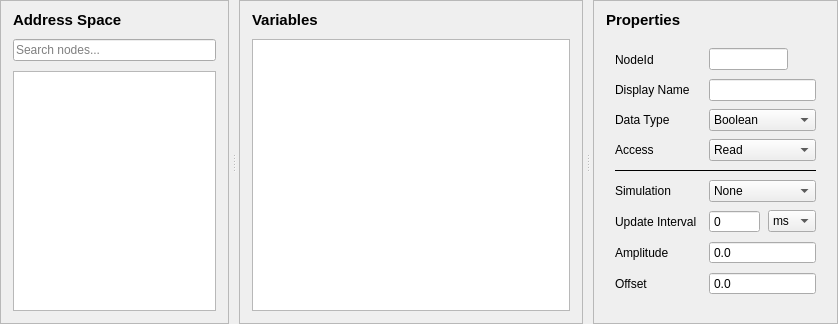
Old version of the form src/ui/pages/objectspage.ui in the repository sanny32/OpenUaSim.
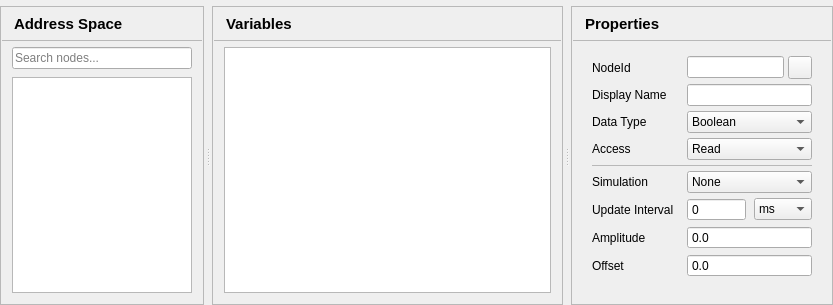
New version of the form.

The edit to the form file:
```diff
--- a/src/ui/pages/objectspage.ui
+++ b/src/ui/pages/objectspage.ui
@@ -10,7 +10,7 @@
     <number>0</number>
    </property>
    <property name="topMargin">
-    <number>0</number>
+    <number>6</number>
    </property>
    <property name="rightMargin">
     <number>0</number>
@@ -27,33 +27,50 @@
       <bool>false</bool>
      </property>
      <property name="handleWidth">
-      <number>10</number>
+      <number>8</number>
      </property>
      <widget class="QFrame" name="addressSpacePanel">
       <property name="frameShape">
        <enum>QFrame::StyledPanel</enum>
       </property>
+      <property name="panel" stdset="0">
+       <bool>true</bool>
+      </property>
       <property name="sizePolicy">
        <sizepolicy hsizetype="Preferred" vsizetype="Preferred">
-        <horstretch>2</horstretch>
+        <horstretch>44</horstretch>
         <verstretch>0</verstretch>
        </sizepolicy>
       </property>
       <layout class="QVBoxLayout" name="addressSpacePanelLayout">
        <property name="spacing">
-        <number>10</number>
+        <number>0</number>
        </property>
        <property name="leftMargin">
+        <number>1</number>
+       </property>
+       <property name="topMargin">
+        <number>1</number>
+       </property>
+       <property name="rightMargin">
+        <number>1</number>
+       </property>
+       <property name="bottomMargin">
+        <number>1</number>
+       </property>
+       <item>
+        <layout class="QHBoxLayout" name="addressSpacePanelHeaderLayout">
+         <property name="leftMargin">
         <number>12</number>
        </property>
        <property name="topMargin">
-        <number>10</number>
+          <number>5</number>
        </property>
        <property name="rightMargin">
         <number>12</number>
        </property>
        <property name="bottomMargin">
-        <number>12</number>
+          <number>5</number>
        </property>
        <item>
         <widget class="QLabel" name="addressSpaceTitle">
@@ -66,8 +83,56 @@
          <property name="text">
           <string>Address Space</string>
          </property>
-        </widget>
-       </item>
+           <property name="minimumSize">
+            <size>
+             <width>0</width>
+             <height>22</height>
+            </size>
+           </property>
+          </widget>
+         </item>
+        </layout>
+       </item>
+       <item>
+        <widget class="QFrame" name="addressSpacePanelSeparator">
+         <property name="frameShape">
+          <enum>QFrame::StyledPanel</enum>
+         </property>
+         <property name="minimumSize">
+          <size>
+           <width>0</width>
+           <height>1</height>
+          </size>
+         </property>
+         <property name="maximumSize">
+          <size>
+           <width>16777215</width>
+           <height>1</height>
+          </size>
+         </property>
+         <property name="separator" stdset="0">
+          <bool>true</bool>
+         </property>
+        </widget>
+       </item>
+       <item>
+        <widget class="QWidget" name="addressSpacePanelBody">
+         <layout class="QVBoxLayout" name="addressSpacePanelBodyLayout">
+          <property name="spacing">
+           <number>8</number>
+          </property>
+          <property name="leftMargin">
+           <number>10</number>
+          </property>
+          <property name="topMargin">
+           <number>6</number>
+          </property>
+          <property name="rightMargin">
+           <number>10</number>
+          </property>
+          <property name="bottomMargin">
+           <number>10</number>
+          </property>
        <item>
         <widget class="QLineEdit" name="searchEdit">
          <property name="placeholderText">
@@ -96,31 +161,51 @@
        </item>
       </layout>
      </widget>
+       </item>
+      </layout>
+     </widget>
      <widget class="QFrame" name="variablesPanel">
       <property name="frameShape">
        <enum>QFrame::StyledPanel</enum>
       </property>
+      <property name="panel" stdset="0">
+       <bool>true</bool>
+      </property>
       <property name="sizePolicy">
        <sizepolicy hsizetype="Preferred" vsizetype="Preferred">
-        <horstretch>3</horstretch>
+        <horstretch>76</horstretch>
         <verstretch>0</verstretch>
        </sizepolicy>
       </property>
       <layout class="QVBoxLayout" name="variablesPanelLayout">
        <property name="spacing">
-        <number>10</number>
+        <number>0</number>
        </property>
        <property name="leftMargin">
+        <number>1</number>
+       </property>
+       <property name="topMargin">
+        <number>1</number>
+       </property>
+       <property name="rightMargin">
+        <number>1</number>
+       </property>
+       <property name="bottomMargin">
+        <number>1</number>
+       </property>
+       <item>
+        <layout class="QHBoxLayout" name="variablesPanelHeaderLayout">
+         <property name="leftMargin">
         <number>12</number>
        </property>
        <property name="topMargin">
-        <number>10</number>
+          <number>5</number>
        </property>
        <property name="rightMargin">
         <number>12</number>
        </property>
        <property name="bottomMargin">
-        <number>12</number>
+          <number>5</number>
        </property>
        <item>
         <widget class="QLabel" name="variablesTitle">
@@ -133,8 +218,56 @@
          <property name="text">
           <string>Variables</string>
          </property>
-        </widget>
-       </item>
+           <property name="minimumSize">
+            <size>
+             <width>0</width>
+             <height>22</height>
+            </size>
+           </property>
+          </widget>
+         </item>
+        </layout>
+       </item>
+       <item>
+        <widget class="QFrame" name="variablesPanelSeparator">
+         <property name="frameShape">
+          <enum>QFrame::StyledPanel</enum>
+         </property>
+         <property name="minimumSize">
+          <size>
+           <width>0</width>
+           <height>1</height>
+          </size>
+         </property>
+         <property name="maximumSize">
+          <size>
+           <width>16777215</width>
+           <height>1</height>
+          </size>
+         </property>
+         <property name="separator" stdset="0">
+          <bool>true</bool>
+         </property>
+        </widget>
+       </item>
+       <item>
+        <widget class="QWidget" name="variablesPanelBody">
+         <layout class="QVBoxLayout" name="variablesPanelBodyLayout">
+          <property name="spacing">
+           <number>8</number>
+          </property>
+          <property name="leftMargin">
+           <number>10</number>
+          </property>
+          <property name="topMargin">
+           <number>6</number>
+          </property>
+          <property name="rightMargin">
+           <number>10</number>
+          </property>
+          <property name="bottomMargin">
+           <number>10</number>
+          </property>
        <item>
         <widget class="QTableView" name="variablesView">
          <property name="editTriggers">
@@ -168,31 +301,51 @@
        </item>
       </layout>
      </widget>
+       </item>
+      </layout>
+     </widget>
      <widget class="QFrame" name="propertiesPanel">
       <property name="frameShape">
        <enum>QFrame::StyledPanel</enum>
       </property>
+      <property name="panel" stdset="0">
+       <bool>true</bool>
+      </property>
       <property name="sizePolicy">
        <sizepolicy hsizetype="Preferred" vsizetype="Preferred">
-        <horstretch>2</horstretch>
+        <horstretch>58</horstretch>
         <verstretch>0</verstretch>
        </sizepolicy>
       </property>
       <layout class="QVBoxLayout" name="propertiesPanelLayout">
        <property name="spacing">
-        <number>10</number>
+        <number>0</number>
        </property>
        <property name="leftMargin">
+        <number>1</number>
+       </property>
+       <property name="topMargin">
+        <number>1</number>
+       </property>
+       <property name="rightMargin">
+        <number>1</number>
+       </property>
+       <property name="bottomMargin">
+        <number>1</number>
+       </property>
+       <item>
+        <layout class="QHBoxLayout" name="propertiesPanelHeaderLayout">
+         <property name="leftMargin">
         <number>12</number>
        </property>
        <property name="topMargin">
-        <number>10</number>
+          <number>5</number>
        </property>
        <property name="rightMargin">
         <number>12</number>
        </property>
        <property name="bottomMargin">
-        <number>12</number>
+          <number>5</number>
        </property>
        <item>
         <widget class="QLabel" name="propertiesTitle">
@@ -205,16 +358,77 @@
          <property name="text">
           <string>Properties</string>
          </property>
-        </widget>
-       </item>
+           <property name="minimumSize">
+            <size>
+             <width>0</width>
+             <height>22</height>
+            </size>
+           </property>
+          </widget>
+         </item>
+        </layout>
+       </item>
+       <item>
+        <widget class="QFrame" name="propertiesPanelSeparator">
+         <property name="frameShape">
+          <enum>QFrame::StyledPanel</enum>
+         </property>
+         <property name="minimumSize">
+          <size>
+           <width>0</width>
+           <height>1</height>
+          </size>
+         </property>
+         <property name="maximumSize">
+          <size>
+           <width>16777215</width>
+           <height>1</height>
+          </size>
+         </property>
+         <property name="separator" stdset="0">
+          <bool>true</bool>
+         </property>
+        </widget>
+       </item>
+       <item>
+        <widget class="QScrollArea" name="propertiesPanelScroll">
+         <property name="frameShape">
+          <enum>QFrame::NoFrame</enum>
+         </property>
+         <property name="widgetResizable">
+          <bool>true</bool>
+         </property>
+         <property name="horizontalScrollBarPolicy">
+          <enum>Qt::ScrollBarAlwaysOff</enum>
+         </property>
+         <property name="panelBody" stdset="0">
+          <bool>true</bool>
+         </property>
+         <widget class="QWidget" name="propertiesPanelBody">
+          <layout class="QVBoxLayout" name="propertiesPanelBodyLayout">
+           <property name="spacing">
+            <number>8</number>
+           </property>
+           <property name="leftMargin">
+            <number>10</number>
+           </property>
+           <property name="topMargin">
+            <number>6</number>
+           </property>
+           <property name="rightMargin">
+            <number>10</number>
+           </property>
+           <property name="bottomMargin">
+            <number>10</number>
+           </property>
        <item>
         <widget class="QWidget" name="propertiesHost">
          <layout class="QGridLayout" name="propertiesForm" columnstretch="0,1">
           <property name="horizontalSpacing">
-           <number>12</number>
+               <number>13</number>
           </property>
           <property name="verticalSpacing">
-           <number>8</number>
+               <number>5</number>
           </property>
           <item row="0" column="0">
            <widget class="QLabel" name="nodeIdLabel">
@@ -240,9 +454,6 @@
               <property name="toolTip">
                <string>Copy NodeId</string>
               </property>
-              <property name="autoRaise">
-               <bool>true</bool>
-              </property>
              </widget>
             </item>
            </layout>
@@ -363,10 +574,22 @@
           <item row="4" column="0" rowspan="1" colspan="2">
            <widget class="QFrame" name="propertiesSeparator">
             <property name="frameShape">
-             <enum>QFrame::HLine</enum>
-            </property>
-            <property name="frameShadow">
-             <enum>QFrame::Plain</enum>
+                 <enum>QFrame::StyledPanel</enum>
+                </property>
+                <property name="minimumSize">
+                 <size>
+                  <width>0</width>
+                  <height>1</height>
+                 </size>
+                </property>
+                <property name="maximumSize">
+                 <size>
+                  <width>16777215</width>
+                  <height>1</height>
+                 </size>
+                </property>
+                <property name="separator" stdset="0">
+                 <bool>true</bool>
             </property>
            </widget>
           </item>
@@ -509,6 +732,10 @@
           <enum>Qt::Vertical</enum>
          </property>
         </spacer>
+           </item>
+          </layout>
+         </widget>
+        </widget>
        </item>
       </layout>
      </widget>
```
Lines whose indentation alone changed are shown as unchanged.
